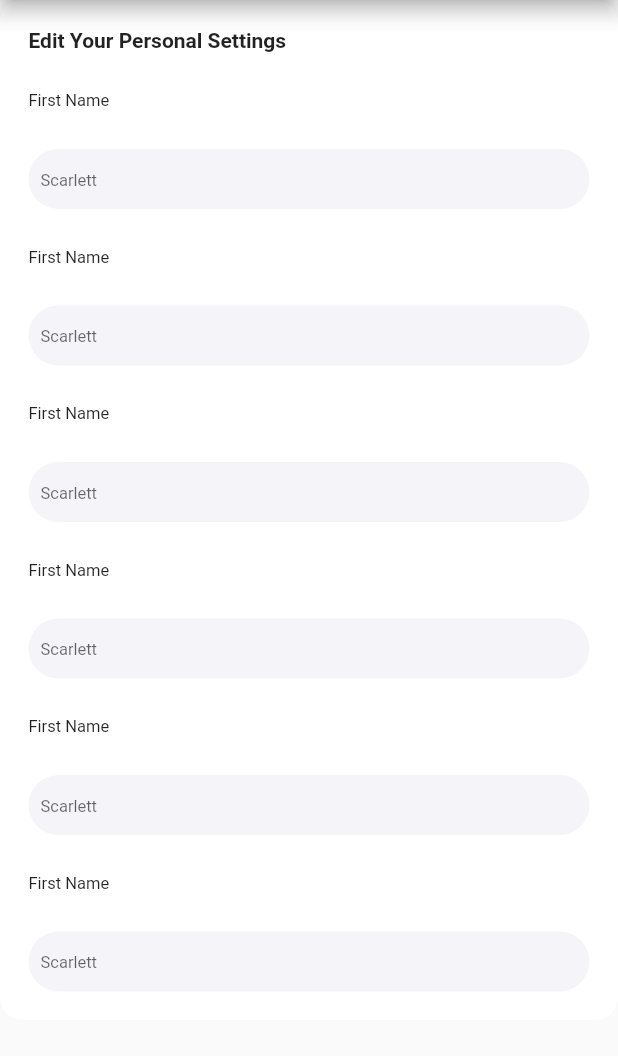
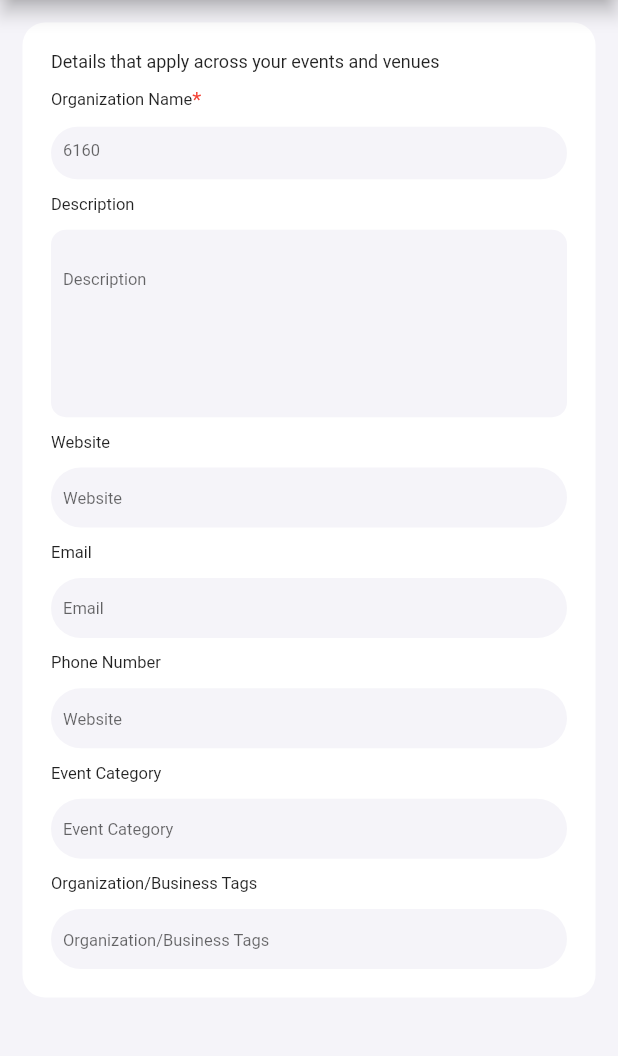
Before and after one commit to ChandraChaan/fun_zip, a Flutter app: the OrganizationScreen screen opened by its route, on a phone screen of 412 x 824 dp, the part 84-1140 px from its top. Run offline on Flutter 3.47's test engine with Material 2 defaults, Android fonts, the phone set to English and light mode, and no system bars; our stand-ins replace cached_network_image, carousel_slider, country_code_picker, dio, flutter_form_builder, flutter_html and 13 more; missing offline and left inert: comment_tree, qr_code_scanner; accounts and stored records are empty; project files that could hold a hidden picture were left out.

Commit message:
oganization  screencreated

```diff
--- a/lib/app/routes/app_routes.dart
+++ b/lib/app/routes/app_routes.dart
@@ -37,6 +37,7 @@ abstract class Routes {
   static const SideMenu = _Paths.SideMenu;
   static const MyProfile = _Paths.MyProfile;
   static const OrganizationScreen = _Paths.OrganizationScreen;
+  static const EventContactsScreen = _Paths.EventContactsScreen;
 }
 
 abstract class _Paths {
@@ -75,5 +76,7 @@ abstract class _Paths {
   static const SideMenu = '/SideMenu';
   static const MyProfile = '/MyProfile';
   static const OrganizationScreen = '/OrganizationScreen';
+  static const TimeSlotGenerator = '/TimeSlotGenerator';
+  static const EventContactsScreen = '/EventContactsScreen';
 
 }
--- a/lib/sathya/editing_event/editing_event.dart
+++ b/lib/sathya/editing_event/editing_event.dart
@@ -93,7 +93,6 @@ class EditingEvent extends GetView<HomeController> {
                           )
                         ],
                       ),
-                      SizedBox(height: 8),
                       Container(
                         height: 35,
                         child: TextField(
--- a/lib/sathya/organization/organization_screen.dart
+++ b/lib/sathya/organization/organization_screen.dart
@@ -1,4 +1,5 @@
 import 'package:flutter/material.dart';
+import 'package:fun_zippy/app/theme/colors.dart';
 
 class OrganizationScreen extends StatelessWidget {
   const OrganizationScreen({super.key});
@@ -6,6 +7,7 @@ class OrganizationScreen extends StatelessWidget {
   @override
   Widget build(BuildContext context) {
     return Scaffold(
+      backgroundColor: backgroundColor,
       appBar: AppBar(
         elevation: 5,
         backgroundColor: Colors.white,
@@ -35,8 +37,10 @@ class OrganizationScreen extends StatelessWidget {
           ),
         ),
       ),
-      body: Container(
-        height: 680,
+      body: Padding(
+        padding: const EdgeInsets.all(15),
+        child: Container(
+          height: 650,
           decoration: BoxDecoration(
             color: Colors.white,
             borderRadius: BorderRadius.circular(15),
@@ -48,11 +52,61 @@ class OrganizationScreen extends StatelessWidget {
               crossAxisAlignment: CrossAxisAlignment.start,
               children: [
                 Text(
-                'Edit Your Personal Settings',
-                style: TextStyle(fontSize: 14, fontWeight: FontWeight.bold),
+                  'Details that apply across your events and venues',
+                  style: TextStyle(fontSize: 12),
+                ),
+                Row(
+                  children: [
+                    Text(
+                      'Organization Name',
+                      style: TextStyle(fontSize: 11),
                     ),
                     Text(
-                'First Name',
+                      '*',
+                      style: TextStyle(color: Colors.red),
+                    )
+                  ],
+                ),
+                Container(
+                  height: 35,
+                  decoration: BoxDecoration(
+                    color: Color(0XFFF5F4F9),
+                    borderRadius: BorderRadius.circular(20),
+                  ),
+                  child: Padding(
+                    padding: const EdgeInsets.all(8.0),
+                    child: TextField(
+                      decoration: InputDecoration(
+                        border: InputBorder.none,
+                        hintText: '6160',
+                        hintStyle: TextStyle(fontSize: 11),
+                      ),
+                    ),
+                  ),
+                ),
+                Text(
+                  'Description',
+                  style: TextStyle(fontSize: 11),
+                ),
+                Container(
+                  height: 125,
+                  decoration: BoxDecoration(
+                    color: Color(0XFFF5F4F9),
+                    borderRadius: BorderRadius.circular(10),
+                  ),
+                  child: Padding(
+                    padding: const EdgeInsets.all(8.0),
+                    child: TextField(
+                      decoration: InputDecoration(
+                        border: InputBorder.none,
+                        hintText: 'Description',
+                        hintStyle: TextStyle(fontSize: 11),
+                      ),
+                    ),
+                  ),
+                ),
+                Text(
+                  'Website',
                   style: TextStyle(fontSize: 11),
                 ),
                 Container(
@@ -66,14 +120,14 @@ class OrganizationScreen extends StatelessWidget {
                     child: TextField(
                       decoration: InputDecoration(
                         border: InputBorder.none,
-                      hintText: 'Scarlett',
+                        hintText: 'Website',
                         hintStyle: TextStyle(fontSize: 11),
                       ),
                     ),
                   ),
                 ),
                 Text(
-                'First Name',
+                  'Email',
                   style: TextStyle(fontSize: 11),
                 ),
                 Container(
@@ -87,14 +141,14 @@ class OrganizationScreen extends StatelessWidget {
                     child: TextField(
                       decoration: InputDecoration(
                         border: InputBorder.none,
-                      hintText: 'Scarlett',
+                        hintText: 'Email',
                         hintStyle: TextStyle(fontSize: 11),
                       ),
                     ),
                   ),
                 ),
                 Text(
-                'First Name',
+                  'Phone Number',
                   style: TextStyle(fontSize: 11),
                 ),
                 Container(
@@ -108,14 +162,14 @@ class OrganizationScreen extends StatelessWidget {
                     child: TextField(
                       decoration: InputDecoration(
                         border: InputBorder.none,
-                      hintText: 'Scarlett',
+                        hintText: 'Website',
                         hintStyle: TextStyle(fontSize: 11),
                       ),
                     ),
                   ),
                 ),
                 Text(
-                'First Name',
+                  'Event Category',
                   style: TextStyle(fontSize: 11),
                 ),
                 Container(
@@ -129,14 +183,14 @@ class OrganizationScreen extends StatelessWidget {
                     child: TextField(
                       decoration: InputDecoration(
                         border: InputBorder.none,
-                      hintText: 'Scarlett',
+                        hintText: 'Event Category',
                         hintStyle: TextStyle(fontSize: 11),
                       ),
                     ),
                   ),
                 ),
                 Text(
-                'First Name',
+                  'Organization/Business Tags',
                   style: TextStyle(fontSize: 11),
                 ),
                 Container(
@@ -150,35 +204,14 @@ class OrganizationScreen extends StatelessWidget {
                     child: TextField(
                       decoration: InputDecoration(
                         border: InputBorder.none,
-                      hintText: 'Scarlett',
+                        hintText: 'Organization/Business Tags',
                         hintStyle: TextStyle(fontSize: 11),
                       ),
                     ),
                   ),
                 ),
-              Text(
-                'First Name',
-                style: TextStyle(fontSize: 11),
+              ],
             ),
-              Container(
-                height: 40,
-                decoration: BoxDecoration(
-                  color: Color(0XFFF5F4F9),
-                  borderRadius: BorderRadius.circular(20),
-                ),
-                child: Padding(
-                  padding: const EdgeInsets.all(8.0),
-                  child: TextField(
-                    decoration: InputDecoration(
-                      border: InputBorder.none,
-                      hintText: 'Scarlett',
-                      hintStyle: TextStyle(fontSize: 11),
-                    ),
-                  ),
-                ),
-              ),
-
-            ],
           ),
         ),
       ),
```
Also changed, not shown: lib/app/routes/app_pages.dart (+13 -1 lines), lib/sathya/common_data/common_text_container.dart (added, +61 -0 lines), lib/sathya/event_contacts.dart (added, +130 -0 lines), lib/sathya/my_events_screen/my_events.dart (+7 -61 lines), lib/sathya/timeslot_generator.dart (added, +25 -0 lines), assets/svg/delete.png (added), assets/svg/edit.png (added), lib/app/widgets/commonScafold.dart (line endings or trailing spaces). Lines whose indentation alone changed are shown as unchanged.
